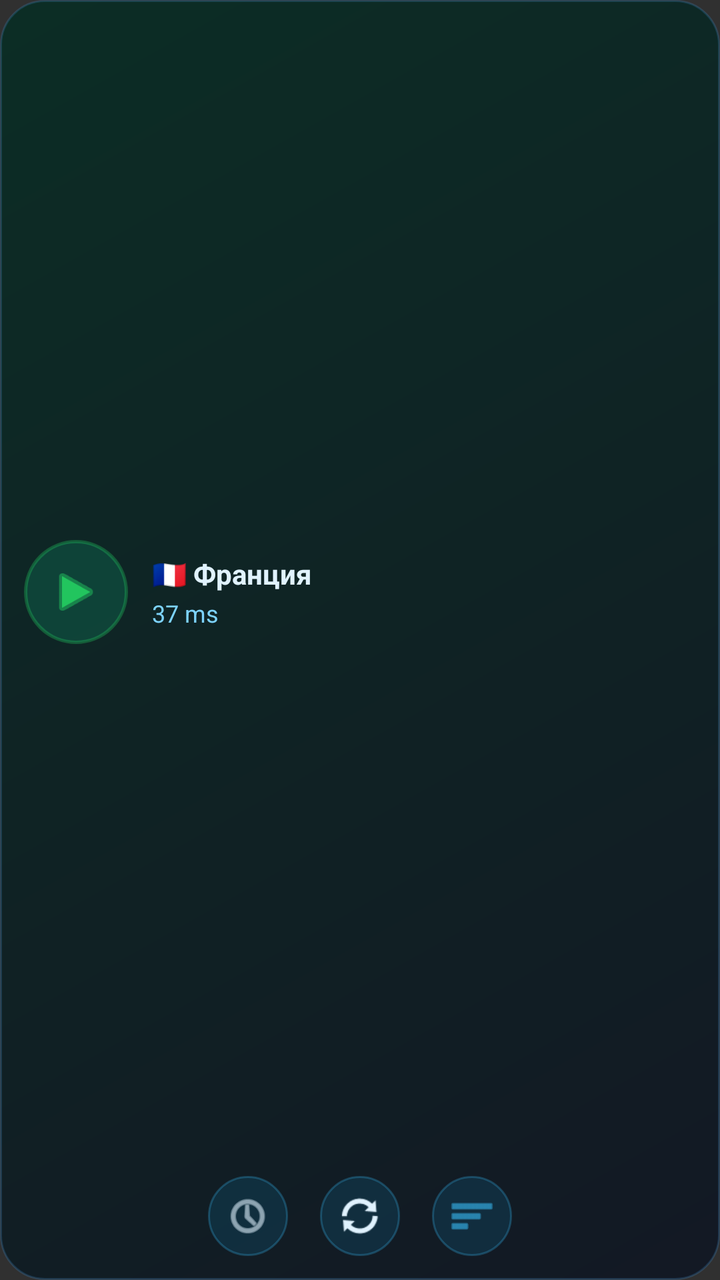
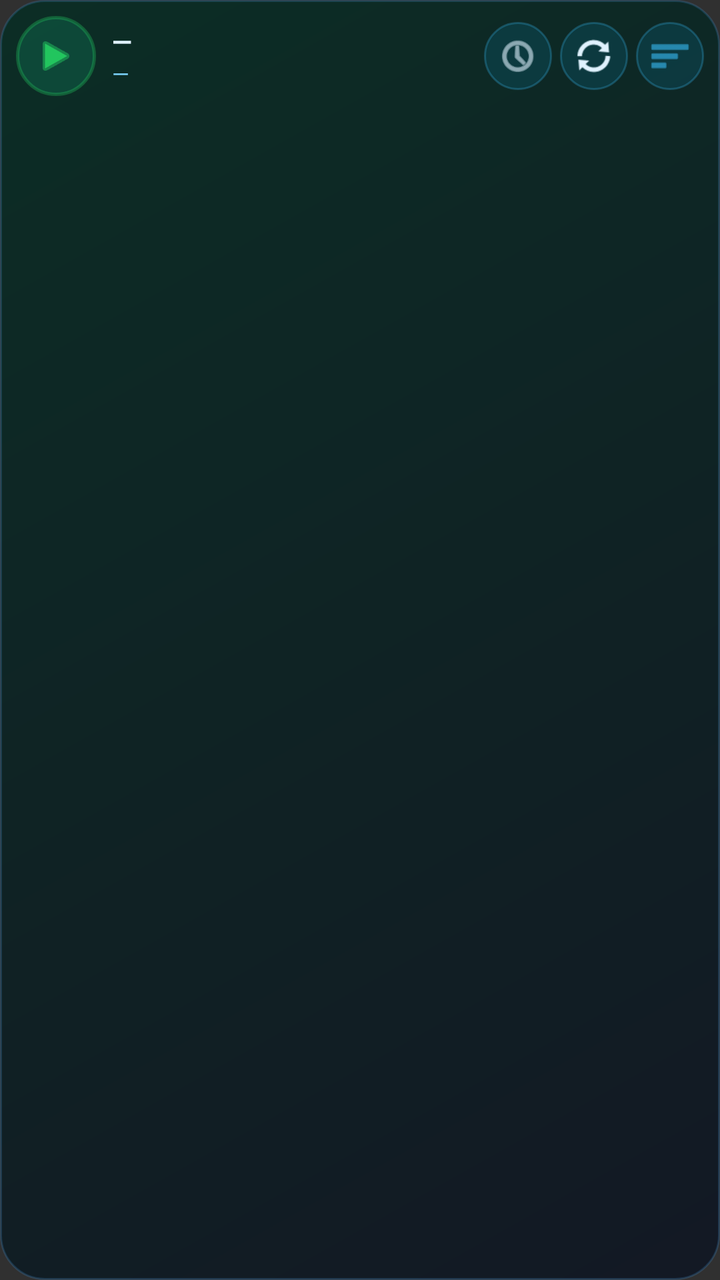

Two renders of the same Android screen: before a commit and after it. Below are the layout's source before the change and the commit's diff.
<!-- AndroidManifest.xml: application theme Theme.VpEgs -->
<!-- res/layout/widget_vpegs.xml -->
<?xml version="1.0" encoding="utf-8"?>
<LinearLayout xmlns:android="http://schemas.android.com/apk/res/android"
    android:id="@+id/widget_root"
    android:layout_width="match_parent"
    android:layout_height="match_parent"
    android:orientation="vertical"
    android:padding="12dp"
    android:background="@drawable/widget_bg"
    android:gravity="center">

    <LinearLayout
        android:layout_width="match_parent"
        android:layout_height="0dp"
        android:layout_weight="1"
        android:orientation="horizontal"
        android:gravity="center_vertical">

        
        <FrameLayout
            android:id="@+id/btn_toggle"
            android:clickable="true"
            android:focusable="true"
            android:layout_width="52dp"
            android:layout_height="52dp"
            android:background="@drawable/widget_btn_circle">
            <ImageView
                android:id="@+id/icon_power"
                android:layout_width="28dp"
                android:layout_height="28dp"
                android:layout_gravity="center"
                android:src="@android:drawable/ic_media_play"
                android:tint="#22C55E" />
        </FrameLayout>

        <LinearLayout
            android:layout_width="0dp"
            android:layout_height="wrap_content"
            android:layout_weight="1"
            android:orientation="vertical"
            android:paddingStart="12dp"
            android:paddingEnd="8dp">

            <TextView
                android:id="@+id/txt_country"
                android:layout_width="wrap_content"
                android:layout_height="wrap_content"
                android:text="🇫🇷 Франция"
                android:textColor="#E0F2FE"
                android:textSize="14sp"
                android:textStyle="bold"
                android:maxLines="1" />

            <TextView
                android:id="@+id/txt_ping"
                android:layout_width="wrap_content"
                android:layout_height="wrap_content"
                android:text="37 ms"
                android:textColor="#7DD3FC"
                android:textSize="12sp"
                android:layout_marginTop="2dp" />
        </LinearLayout>
    </LinearLayout>

    
    <LinearLayout
        android:layout_width="match_parent"
        android:layout_height="wrap_content"
        android:orientation="horizontal"
        android:gravity="center"
        android:layout_marginTop="8dp">

        <ImageView
            android:id="@+id/btn_ping"
            android:clickable="true"
            android:focusable="true"
            android:layout_width="40dp"
            android:layout_height="40dp"
            android:padding="8dp"
            android:src="@android:drawable/ic_menu_recent_history"
            android:background="@drawable/widget_btn_small"
            android:tint="#E0F2FE"
            android:contentDescription="Ping" />

        <ImageView
            android:id="@+id/btn_refresh"
            android:clickable="true"
            android:focusable="true"
            android:layout_width="40dp"
            android:layout_height="40dp"
            android:layout_marginStart="16dp"
            android:padding="8dp"
            android:src="@android:drawable/ic_popup_sync"
            android:background="@drawable/widget_btn_small"
            android:tint="#E0F2FE"
            android:contentDescription="Refresh" />

        <ImageView
            android:id="@+id/btn_best"
            android:clickable="true"
            android:focusable="true"
            android:layout_width="40dp"
            android:layout_height="40dp"
            android:layout_marginStart="16dp"
            android:padding="8dp"
            android:src="@android:drawable/ic_menu_sort_by_size"
            android:background="@drawable/widget_btn_small"
            android:tint="#38BDF8"
            android:contentDescription="Best server" />
    </LinearLayout>
</LinearLayout>
<!-- resources referenced by this layout -->
<resources>
  <!-- drawable widget_bg (drawable) -->
  <?xml version="1.0" encoding="utf-8"?>
  <shape xmlns:android="http://schemas.android.com/apk/res/android"
      android:shape="rectangle">
      <gradient
          android:startColor="#CC0B1220"
          android:endColor="#CC022C22"
          android:angle="135" />
      <corners android:radius="22dp" />
      <stroke
          android:width="1dp"
          android:color="#3340A0F0" />
  </shape>
  <!-- drawable widget_btn_circle (drawable) -->
  <?xml version="1.0" encoding="utf-8"?>
  <shape xmlns:android="http://schemas.android.com/apk/res/android"
      android:shape="oval">
      <solid android:color="#3310B981" />
      <stroke android:width="1.5dp" android:color="#5522C55E" />
  </shape>
  <!-- drawable widget_btn_small (drawable) -->
  <?xml version="1.0" encoding="utf-8"?>
  <shape xmlns:android="http://schemas.android.com/apk/res/android"
      android:shape="oval">
      <solid android:color="#220EA5E9" />
      <stroke android:width="1dp" android:color="#4438BDF8" />
  </shape>
  <style name="Theme.VpEgs" parent="android:Theme.Material.NoActionBar">
          <item name="android:statusBarColor">@android:color/transparent</item>
          <item name="android:navigationBarColor">@android:color/transparent</item>
          <item name="android:windowLightStatusBar">false</item>
      </style>
</resources>

<!-- the commit's change to res/layout/widget_vpegs.xml (unified diff, before → after) -->
@@ -4,29 +4,26 @@
     android:layout_width="match_parent"
     android:layout_height="match_parent"
     android:orientation="vertical"
-    android:padding="12dp"
-    android:background="@drawable/widget_bg"
-    android:gravity="center">
+    android:padding="8dp"
+    android:background="@drawable/widget_bg">
 
     <LinearLayout
         android:layout_width="match_parent"
-        android:layout_height="0dp"
-        android:layout_weight="1"
+        android:layout_height="wrap_content"
         android:orientation="horizontal"
         android:gravity="center_vertical">
 
-        
         <FrameLayout
             android:id="@+id/btn_toggle"
             android:clickable="true"
             android:focusable="true"
-            android:layout_width="52dp"
-            android:layout_height="52dp"
+            android:layout_width="40dp"
+            android:layout_height="40dp"
             android:background="@drawable/widget_btn_circle">
             <ImageView
                 android:id="@+id/icon_power"
-                android:layout_width="28dp"
-                android:layout_height="28dp"
+                android:layout_width="22dp"
+                android:layout_height="22dp"
                 android:layout_gravity="center"
                 android:src="@android:drawable/ic_media_play"
                 android:tint="#22C55E" />
@@ -37,74 +34,59 @@
             android:layout_height="wrap_content"
             android:layout_weight="1"
             android:orientation="vertical"
-            android:paddingStart="12dp"
-            android:paddingEnd="8dp">
-
+            android:paddingStart="8dp"
+            android:paddingEnd="4dp">
             <TextView
                 android:id="@+id/txt_country"
-                android:layout_width="wrap_content"
+                android:layout_width="match_parent"
                 android:layout_height="wrap_content"
-                android:text="🇫🇷 Франция"
+                android:text="—"
                 android:textColor="#E0F2FE"
-                android:textSize="14sp"
+                android:textSize="13sp"
                 android:textStyle="bold"
-                android:maxLines="1" />
-
+                android:maxLines="1"
+                android:ellipsize="end" />
             <TextView
                 android:id="@+id/txt_ping"
-                android:layout_width="wrap_content"
+                android:layout_width="match_parent"
                 android:layout_height="wrap_content"
-                android:text="37 ms"
+                android:text="—"
                 android:textColor="#7DD3FC"
-                android:textSize="12sp"
-                android:layout_marginTop="2dp" />
+                android:textSize="11sp"
+                android:maxLines="1" />
         </LinearLayout>
-    </LinearLayout>
-
-    
-    <LinearLayout
-        android:layout_width="match_parent"
-        android:layout_height="wrap_content"
-        android:orientation="horizontal"
-        android:gravity="center"
-        android:layout_marginTop="8dp">
 
         <ImageView
             android:id="@+id/btn_ping"
             android:clickable="true"
             android:focusable="true"
-            android:layout_width="40dp"
-            android:layout_height="40dp"
-            android:padding="8dp"
+            android:layout_width="34dp"
+            android:layout_height="34dp"
+            android:padding="6dp"
             android:src="@android:drawable/ic_menu_recent_history"
             android:background="@drawable/widget_btn_small"
-            android:tint="#E0F2FE"
-            android:contentDescription="Ping" />
-
+            android:tint="#E0F2FE" />
         <ImageView
             android:id="@+id/btn_refresh"
             android:clickable="true"
             android:focusable="true"
-            android:layout_width="40dp"
-            android:layout_height="40dp"
-            android:layout_marginStart="16dp"
-            android:padding="8dp"
+            android:layout_width="34dp"
+            android:layout_height="34dp"
+            android:layout_marginStart="4dp"
+            android:padding="6dp"
             android:src="@android:drawable/ic_popup_sync"
             android:background="@drawable/widget_btn_small"
-            android:tint="#E0F2FE"
-            android:contentDescription="Refresh" />
-
+            android:tint="#E0F2FE" />
         <ImageView
             android:id="@+id/btn_best"
             android:clickable="true"
             android:focusable="true"
-            android:layout_width="40dp"
-            android:layout_height="40dp"
-            android:layout_marginStart="16dp"
-            android:padding="8dp"
+            android:layout_width="34dp"
+            android:layout_height="34dp"
+            android:layout_marginStart="4dp"
+            android:padding="6dp"
             android:src="@android:drawable/ic_menu_sort_by_size"
             android:background="@drawable/widget_btn_small"
-            android:tint="#38BDF8"
-            android:contentDescription="Best server" />
+            android:tint="#38BDF8" />
     </LinearLayout>
 </LinearLayout>
